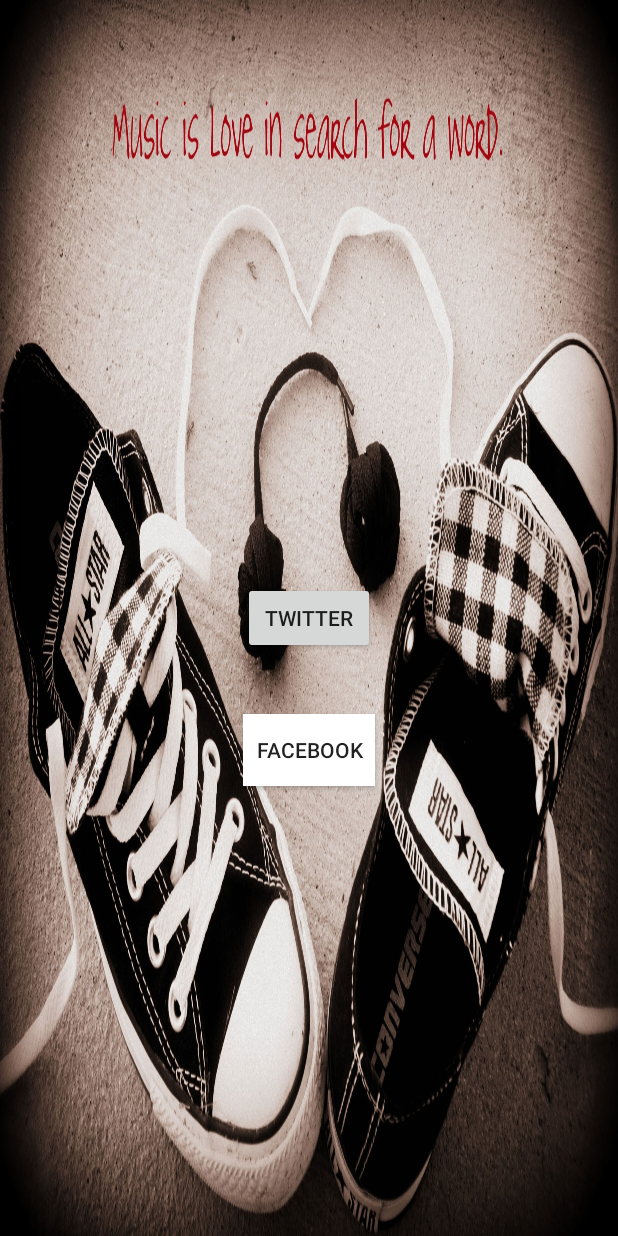
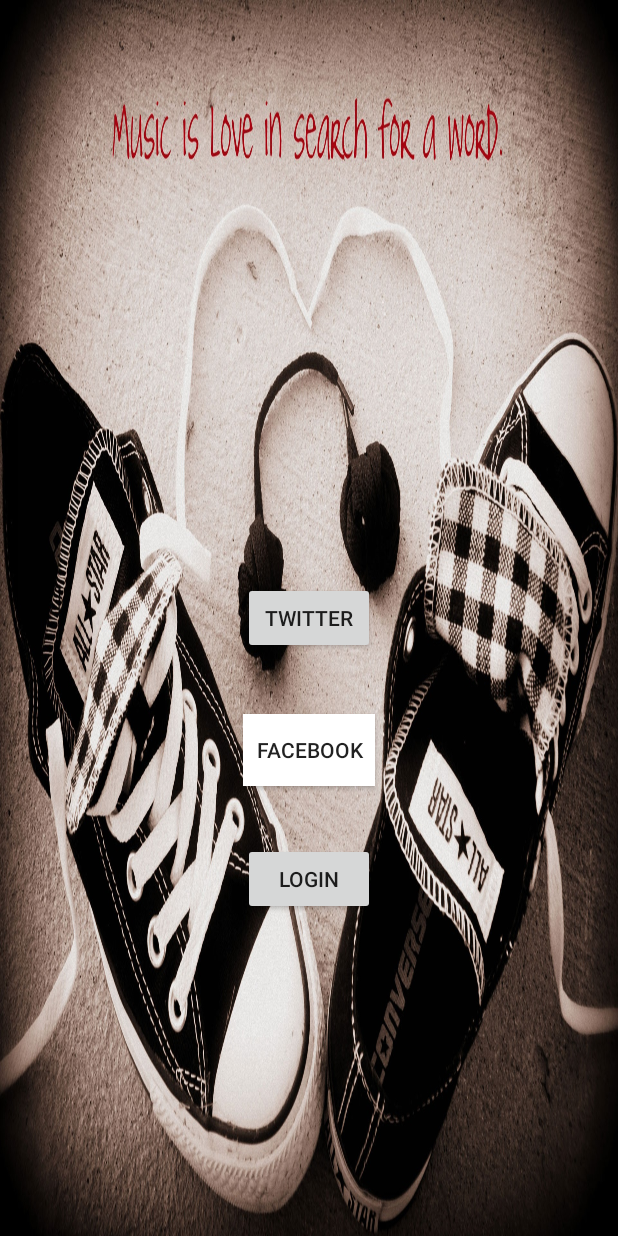
Before and after one commit to Victorgichohi/Event_Registration_System, an Android app: the layout login_activity.xml on its own in the app's theme, with its tools: preview values and no code run, on a phone screen of 412 x 824 dp. Run offline under Robolectric (Android 15) with nearby library versions, the phone set to English and light mode, and no system bars.

Commit message:
selected what will happen when one logs in and created an xml for the login

```diff
--- a/app/src/main/res/layout/login_activity.xml
+++ b/app/src/main/res/layout/login_activity.xml
@@ -22,4 +22,14 @@
         android:layout_centerHorizontal="true"
         android:layout_marginTop="40dp"
         android:background="#ffffff" />
+
+    <Button
+        android:layout_width="wrap_content"
+        android:layout_height="wrap_content"
+        android:text="login"
+        android:id="@+id/login"
+        android:layout_below="@+id/button2"
+        android:layout_marginTop="38dp"
+        android:layout_alignLeft="@+id/button2"
+        android:layout_alignStart="@+id/button2" />
 </RelativeLayout>
```
Also changed, not shown: app/src/main/java/com/victor/m/eventregistrationsystem/LoginActivity.java (+14 -0 lines).
